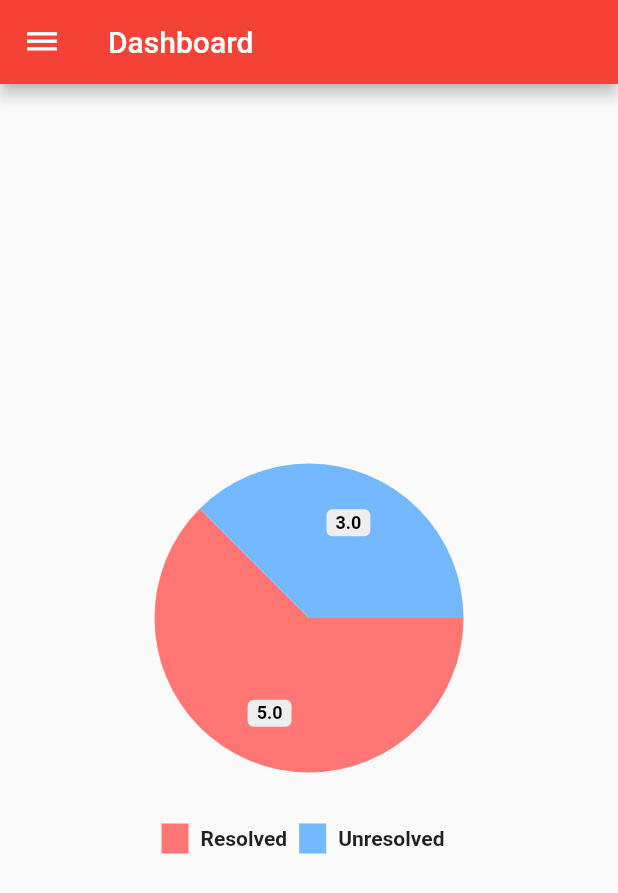
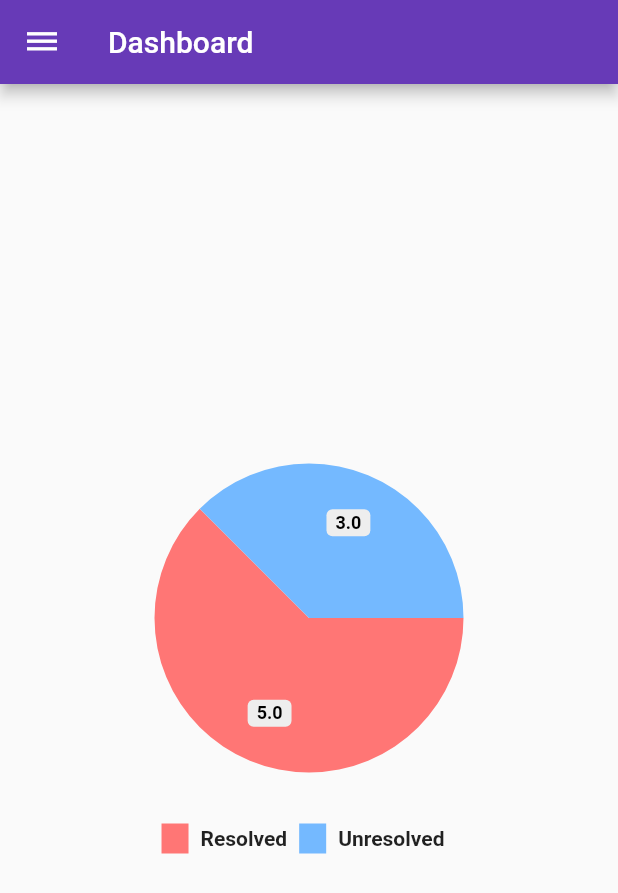
Before and after one commit to MartinMbae/sfc_network, a Flutter app: the HomePage screen opened directly, on a phone screen of 412 x 824 dp. Shown: the top 893 px of the screen. Run offline on Flutter 3.47's test engine with Material 2 defaults, Android fonts, the phone set to English and light mode, and no system bars; drawn by our look-alikes of pie_chart; our stand-ins replace equatable, flutter_form_builder, flutter_screenutil, google_fonts, google_maps_flutter, image_picker and 1 more; missing offline and left inert: ars_progress_dialog, flutter_awesome_alert_box; accounts and stored records are empty; statements that could not run were skipped.

Commit message:
Added Junctions

```diff
--- a/lib/main.dart
+++ b/lib/main.dart
@@ -17,7 +17,7 @@ class MyApp extends StatelessWidget {
         debugShowCheckedModeBanner: false,
         title: 'Network Manager',
         theme: ThemeData(
-          primarySwatch: Colors.red,
+          primarySwatch: Colors.deepPurple,
           // visualDensity: VisualDensity.adaptivePlatformDensity,
         ),
         home:  SplashScreen(),
--- a/lib/pages/home_page.dart
+++ b/lib/pages/home_page.dart
@@ -1,5 +1,6 @@
 import 'package:flutter/material.dart';
 import 'package:flutter_network/fragments/first_fragment.dart';
+import 'package:flutter_network/fragments/junctions_fragment.dart';
 import 'package:flutter_network/fragments/map_fragment.dart';
 import 'package:flutter_network/fragments/profile_page.dart';
 import 'package:flutter_network/fragments/report_incident.dart';
@@ -13,23 +14,23 @@ import 'package:flutter_screenutil/flutter_screenutil.dart';
 class DrawerItem {
   String title;
   IconData icon;
-  String tag;
-  DrawerItem({this.title, this.tag, this.icon});
+  FragmentMenu fragmentMenu;
+  DrawerItem({@required this.title,@required  this.fragmentMenu, @required this.icon});
 }
 
 class HomePage extends StatefulWidget {
   final drawerItems = [
-    DrawerItem(title: "Dashboard", icon: Icons.dashboard, tag: DASHBOARD),
-    DrawerItem(title: "Map", icon: Icons.map, tag: MAP_FRAGMENT),
-    DrawerItem(title: "Incident", icon: Icons.dangerous, tag: INCIDENTS),
-    DrawerItem(title: "Profile", icon: Icons.person, tag: VIEW_PROFILE),
-    DrawerItem(title: "Clusters", icon: Icons.group_work),
-    DrawerItem(title: "Routes", icon: Icons.router_outlined),
-    DrawerItem(title: "Junctions", icon: Icons.link),
-    DrawerItem(title: "Customers", icon: Icons.people_alt_outlined),
-    DrawerItem(title: "Settings", icon: Icons.settings),
-    DrawerItem(title: "About the App", icon: Icons.info),
-    DrawerItem(title: "Log out", icon: Icons.logout, tag: LOGOUT),
+    DrawerItem(title: "Dashboard", icon: Icons.dashboard, fragmentMenu: FragmentMenu.DASHBOARD),
+    DrawerItem(title: "Map", icon: Icons.map, fragmentMenu: FragmentMenu.MAP_FRAGMENT),
+    DrawerItem(title: "Incident", icon: Icons.dangerous, fragmentMenu: FragmentMenu.INCIDENTS),
+    DrawerItem(title: "Profile", icon: Icons.person, fragmentMenu: FragmentMenu.VIEW_PROFILE),
+    DrawerItem(title: "Clusters", icon: Icons.group_work, fragmentMenu: FragmentMenu.ERROR),
+    DrawerItem(title: "Routes", icon: Icons.router_outlined, fragmentMenu: FragmentMenu.ERROR),
+    DrawerItem(title: "Junctions", icon: Icons.link, fragmentMenu: FragmentMenu.JUNCTIONS),
+    DrawerItem(title: "Customers", icon: Icons.people_alt_outlined, fragmentMenu: FragmentMenu.ERROR),
+    DrawerItem(title: "Settings", icon: Icons.settings, fragmentMenu: FragmentMenu.ERROR),
+    DrawerItem(title: "About the App", icon: Icons.info, fragmentMenu: FragmentMenu.ERROR),
+    DrawerItem(title: "Log out", icon: Icons.logout, fragmentMenu: FragmentMenu.LOGOUT),
   ];
 
   @override
@@ -39,25 +40,31 @@ class HomePage extends StatefulWidget {
 }
 
 class HomePageState extends State<HomePage> {
-  String selectedDrawerTag = DASHBOARD;
+  FragmentMenu selectedDrawer = FragmentMenu.DASHBOARD;
   int selectedDrawerIndex = 0;
 
   User loggedInUser;
 
-  _getDrawerItemWidget(String drawer_tag) {
-    switch (drawer_tag) {
-      case DASHBOARD:
+  _getDrawerItemWidget(FragmentMenu fragmentMenu) {
+    switch (fragmentMenu) {
+      case FragmentMenu.DASHBOARD:
         return FirstFragment();
-      case UPDATE_PROFILE:
+      case FragmentMenu.UPDATE_PROFILE:
         return UpdatePassword();
-      case VIEW_PROFILE:
+      case FragmentMenu.VIEW_PROFILE:
         return ProfilePage(loggedInUser: loggedInUser,);
-      case INCIDENTS:
+      case FragmentMenu.INCIDENTS:
         return ReportIncident();
-      case MAP_FRAGMENT:
+      case FragmentMenu.MAP_FRAGMENT:
         return MapFragment();
-      default:
-        return Text("Error");
+      case FragmentMenu.LOGOUT:
+        break;
+      case FragmentMenu.ERROR:
+        return Text("Not Implemmented");
+        break;
+      case FragmentMenu.JUNCTIONS:
+        return JunctionsPage();
+        break;
     }
   }
 
@@ -72,9 +79,9 @@ class HomePageState extends State<HomePage> {
           ListTile(
             leading: Icon(d.icon),
             title: Text(d.title),
-            selected: d.tag == selectedDrawerTag,
+            selected: d.fragmentMenu == selectedDrawer,
             onTap: () async{
-              if (d.tag == LOGOUT){
+              if (d.fragmentMenu == FragmentMenu.LOGOUT){
                 SessionManager prefs = SessionManager();
                 await prefs.logout();
                 Navigator.pushReplacement(context, MaterialPageRoute(builder: (context) => LoginPage()));
@@ -82,7 +89,7 @@ class HomePageState extends State<HomePage> {
               }
 
               setState(() {
-                selectedDrawerTag = d.tag;
+                selectedDrawer = d.fragmentMenu;
                 selectedDrawerIndex = i;
               });
               Navigator.of(context).pop();
@@ -117,11 +124,11 @@ class HomePageState extends State<HomePage> {
 
     return WillPopScope(
       onWillPop: () async {
-       if (selectedDrawerTag == DASHBOARD)
+       if (selectedDrawer == FragmentMenu.DASHBOARD)
         return true;
        else {
          setState(() {
-           selectedDrawerTag = DASHBOARD ;
+           selectedDrawer = FragmentMenu.DASHBOARD ;
            selectedDrawerIndex = 0;
          });
          return false;
@@ -182,7 +189,7 @@ class HomePageState extends State<HomePage> {
               ),
             ),
           ),
-          body:   _getDrawerItemWidget(selectedDrawerTag),
+          body:   _getDrawerItemWidget(selectedDrawer),
         ),
       ),
     );
--- a/lib/pages/login.dart
+++ b/lib/pages/login.dart
@@ -5,6 +5,7 @@ import 'package:flutter/material.dart';
 import 'package:flutter_awesome_alert_box/flutter_awesome_alert_box.dart';
 import 'package:flutter_network/Widget/bezierContainer.dart';
 import 'package:flutter_network/pages/home_page.dart';
+import 'package:flutter_network/utils/constants.dart';
 import 'package:flutter_network/utils/shared_pref.dart';
 import 'package:google_fonts/google_fonts.dart';
 import 'package:http/http.dart' as http;
@@ -127,7 +128,7 @@ class _LoginPageState extends State<LoginPage> {
   }
 
   Future<http.Response>  login(username, password) async{
-    var url = 'https://sfcfiber.co.ke/v1/api/login';
+    var url = "${BASE_URL}v1/api/login";
    return http.post(url,  body: {'username': "$username", 'pass': "$password"}).timeout(
             Duration(seconds: 30),
             onTimeout: () {
--- a/lib/utils/constants.dart
+++ b/lib/utils/constants.dart
@@ -1,7 +1,5 @@
 
-const String DASHBOARD = "dashboard";
-const String INCIDENTS = "incidents";
-const String LOGOUT = "logout";
-const String UPDATE_PROFILE = "update_profile";
-const String VIEW_PROFILE = "view_profile";
-const String MAP_FRAGMENT = "map";
+const BASE_URL = "https://sfcfiber.co.ke/";
+enum FragmentMenu{
+  DASHBOARD,INCIDENTS,LOGOUT,UPDATE_PROFILE,VIEW_PROFILE,MAP_FRAGMENT,JUNCTIONS, ERROR
+}
--- a/pubspec.yaml
+++ b/pubspec.yaml
@@ -34,6 +34,11 @@ dependencies:
   image_picker: ^0.6.7+21
   google_maps_flutter: ^1.1.1
   pie_chart: ^4.0.1
+  fl_chart: ^0.12.2
+  sticky_and_expandable_list: ^0.2.3
+  flutter_bloc: ^6.1.1
+  equatable: ^1.2.5
+
 
 dev_dependencies:
   flutter_test:
```
Also changed, not shown: lib/Widget/simple_row.dart (added, +23 -0 lines), lib/fragments/junctions_fragment.dart (added, +81 -0 lines), lib/junction_holder.dart (added, +61 -0 lines), lib/models/junction.dart (added, +52 -0 lines), lib/pages/empty_screen.dart (added, +26 -0 lines), pubspec.lock, 2 other files.
